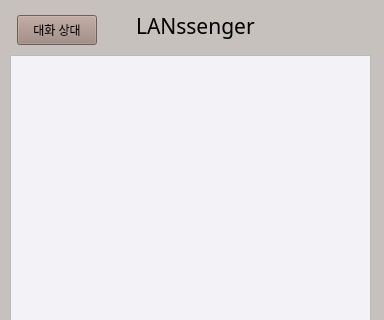
Before: the Qt Designer form src/client/gui/groupchatwindow.ui in TaehyunJeon0203/lanssenger, drawn with Qt 5; both pictures show x 0 to 384 and y 0 to 320 of the 384 by 635 pixel window.
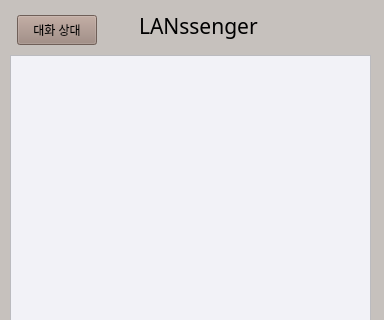
After: the same form once the commit is applied.

Commit message: Design : 그룹채팅 공개방/비밀방 이름 및 위치 변경, 채팅창 크기 조절

```diff
--- a/src/client/gui/groupchatwindow.ui
+++ b/src/client/gui/groupchatwindow.ui
@@ -80,7 +80,7 @@
   <widget class="QLabel" name="currentRoomLabel">
    <property name="geometry">
     <rect>
-     <x>136</x>
+     <x>139</x>
      <y>10</y>
      <width>271</width>
      <height>31</height>
@@ -88,7 +88,7 @@
    </property>
    <property name="font">
     <font>
-     <family>Noto Sans KR</family>
+     <family>휴먼옛체</family>
      <pointsize>16</pointsize>
     </font>
    </property>
```
The commit also changes 1 other file.
